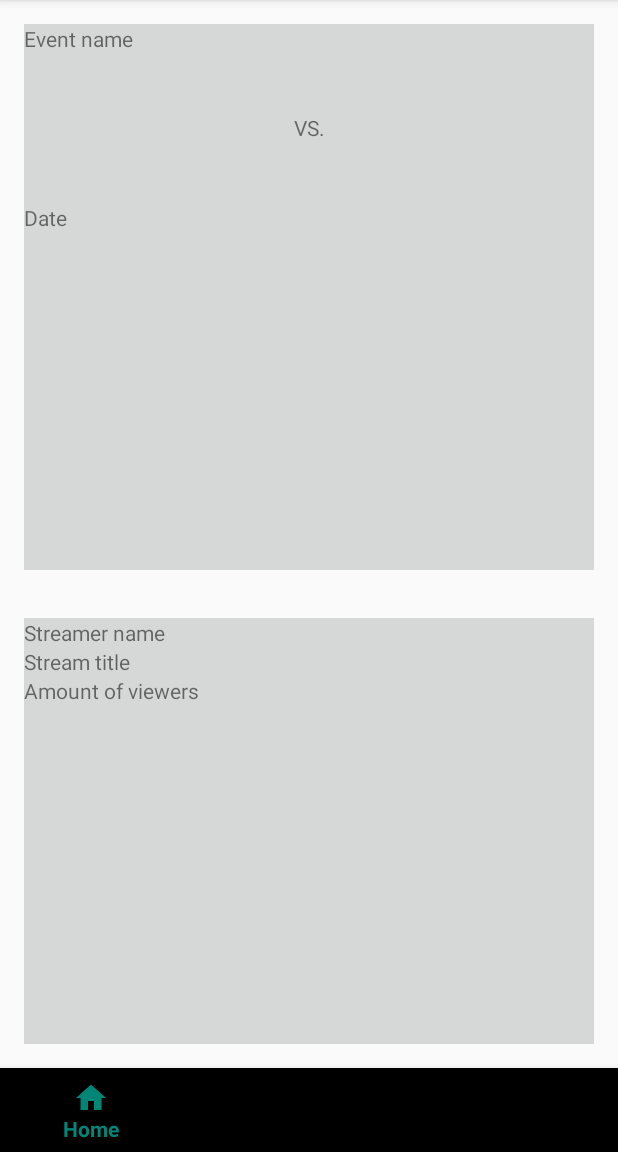
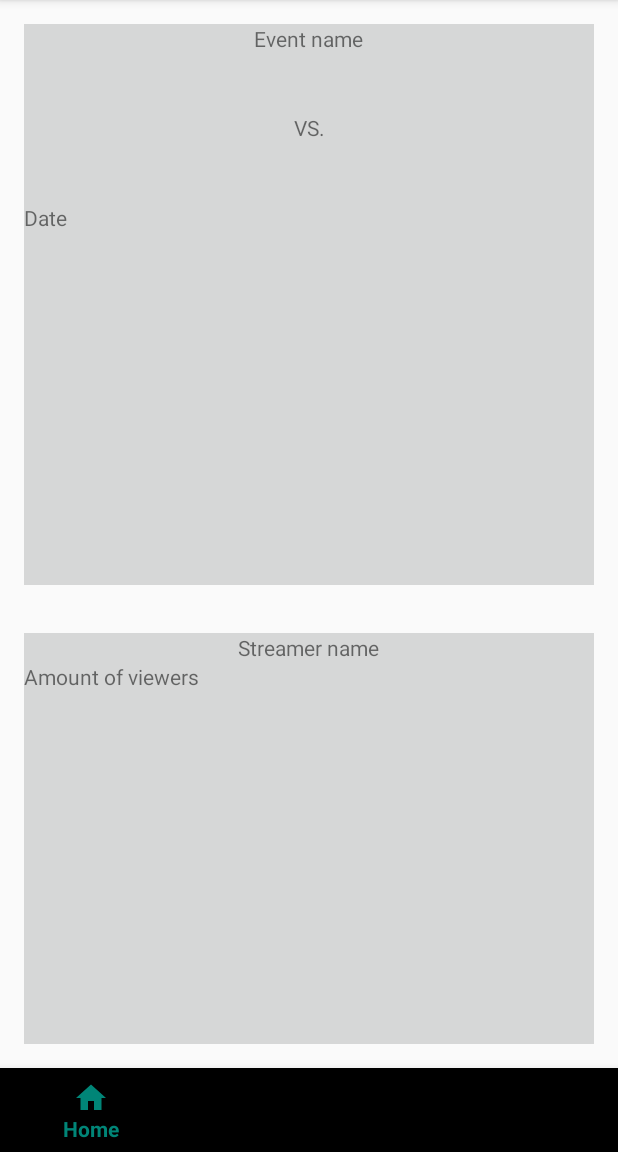
Before and after one commit to 10810765/Programmeerproject, an Android app: the FeaturedFragment screen opened directly, with no data from a screen before it, on a phone screen of 412 x 824 dp, the part 84-1236 px from its top. Run offline under Robolectric (Android 15) with nearby library versions, the phone set to English and light mode, and no system bars; our stand-ins replace Picasso, Volley; network calls fail; pictures from the network do not load; 2 statements that could not run were skipped.

Commit message:
Changes to featured fragment

```diff
--- a/app/src/main/java/com/example/marijn/esportsapp/FavouritesFragment.java
+++ b/app/src/main/java/com/example/marijn/esportsapp/FavouritesFragment.java
@@ -84,7 +84,7 @@ public class FavouritesFragment extends Fragment implements FavouritesRequest.Ca
     @Override // Method that handles an unsuccessful to the the API
     public void gotFavouriteError(String message) {
         // Toast the error message to the screen
-        Toast.makeText(getActivity(), message, Toast.LENGTH_LONG).show();
+        Toast.makeText(getContext(), message, Toast.LENGTH_LONG).show();
         Log.d("error", message);
     }
 //
--- a/app/src/main/java/com/example/marijn/esportsapp/FeaturedFragment.java
+++ b/app/src/main/java/com/example/marijn/esportsapp/FeaturedFragment.java
@@ -42,11 +42,11 @@ public class FeaturedFragment extends Fragment implements MatchesRequest.Callbac
 
         // Make a request for the upcoming match
         MatchesRequest matchRequest = new MatchesRequest(getActivity());
-        matchRequest.getMatches(this, "lol",1);
+        matchRequest.getMatches(this, "",1);
 
         // Make a request for the most watched streamer
         StreamsRequest streamRequest = new StreamsRequest(getActivity());
-        streamRequest.getStreams(this, "League of Legends", "en", 1);
+        streamRequest.getStreams(this, "", "", 1);
 
         LinearLayout matchLayout = rootView.findViewById(R.id.matchClickable);
         matchLayout.setOnClickListener(new View.OnClickListener() {
@@ -107,7 +107,7 @@ public class FeaturedFragment extends Fragment implements MatchesRequest.Callbac
         Picasso.get().load(teamLogoUrls.get(0)).into(logoOne);
         Picasso.get().load(teamLogoUrls.get(1)).into(logoTwo);
 
-        title.setText(game + " - " + matchInf.get(0).getTitle());
+        title.setText(matchInf.get(0).getTitle()+ " (" + game + ")");
         teams.setText(matchInf.get(0).getTeams());
         date.setText(matchInf.get(0).getDate());
     }
@@ -131,8 +131,8 @@ public class FeaturedFragment extends Fragment implements MatchesRequest.Callbac
         // Load image from the internet into an image view using Picasso
         Picasso.get().load(streamInf.get(0).getPreviewUrl()).into(preview);
 
-        name.setText(streamInf.get(0).getGame() + " - " + streamInf.get(0).getName());
-        views.setText(streamInf.get(0).getViewers());
+        name.setText(streamInf.get(0).getName() + " is streaming " + streamInf.get(0).getGame());
+        views.setText("Viewers: " + streamInf.get(0).getViewers());
     }
 
     @Override // Method that handles an unsuccessful to the the API
--- a/app/src/main/java/com/example/marijn/esportsapp/MatchesFragment.java
+++ b/app/src/main/java/com/example/marijn/esportsapp/MatchesFragment.java
@@ -90,7 +90,7 @@ public class MatchesFragment extends Fragment implements MatchesRequest.Callback
     @Override // Method that handles an unsuccessful to the the API
     public void gotMatchesError(String message) {
         // Toast the error message to the screen
-        Toast.makeText(getActivity(), message, Toast.LENGTH_LONG).show();
+        Toast.makeText(getContext(), message, Toast.LENGTH_LONG).show();
     }
 
     // Create an on menu item clicked listener
--- a/app/src/main/java/com/example/marijn/esportsapp/StreamsFragment.java
+++ b/app/src/main/java/com/example/marijn/esportsapp/StreamsFragment.java
@@ -78,7 +78,8 @@ public class StreamsFragment extends Fragment implements StreamsRequest.Callback
 
                 if (selectedLanguage.equals("ANY")) {
 
-                    streamRequest.getStreams(StreamsFragment.this, selectedGame, "", 20);
+                    selectedLanguage = "";
+                    streamRequest.getStreams(StreamsFragment.this, selectedGame, selectedLanguage, 20);
 
                 } else {
                     streamRequest.getStreams(StreamsFragment.this, selectedGame, selectedLanguage, 20);
--- a/app/src/main/res/layout/fragment_featured.xml
+++ b/app/src/main/res/layout/fragment_featured.xml
@@ -31,6 +31,7 @@
                     android:id="@+id/titleView"
                     android:layout_width="wrap_content"
                     android:layout_height="wrap_content"
+                    android:layout_gravity="center_horizontal"
                     android:text="Event name" />
 
                 <LinearLayout
@@ -104,6 +105,7 @@
                     android:id="@+id/streamerName"
                     android:layout_width="wrap_content"
                     android:layout_height="wrap_content"
+                    android:layout_gravity="center_horizontal"
                     android:text="Streamer name" />
 
                 <ImageView
@@ -111,12 +113,6 @@
                     android:layout_width="match_parent"
                     android:layout_height="wrap_content"
                     tools:srcCompat="@tools:sample/avatars" />
-
-                <TextView
-                    android:id="@+id/streamTitle"
-                    android:layout_width="wrap_content"
-                    android:layout_height="wrap_content"
-                    android:text="Stream title" />
 
                 <TextView
                     android:id="@+id/viewerCount"
```
